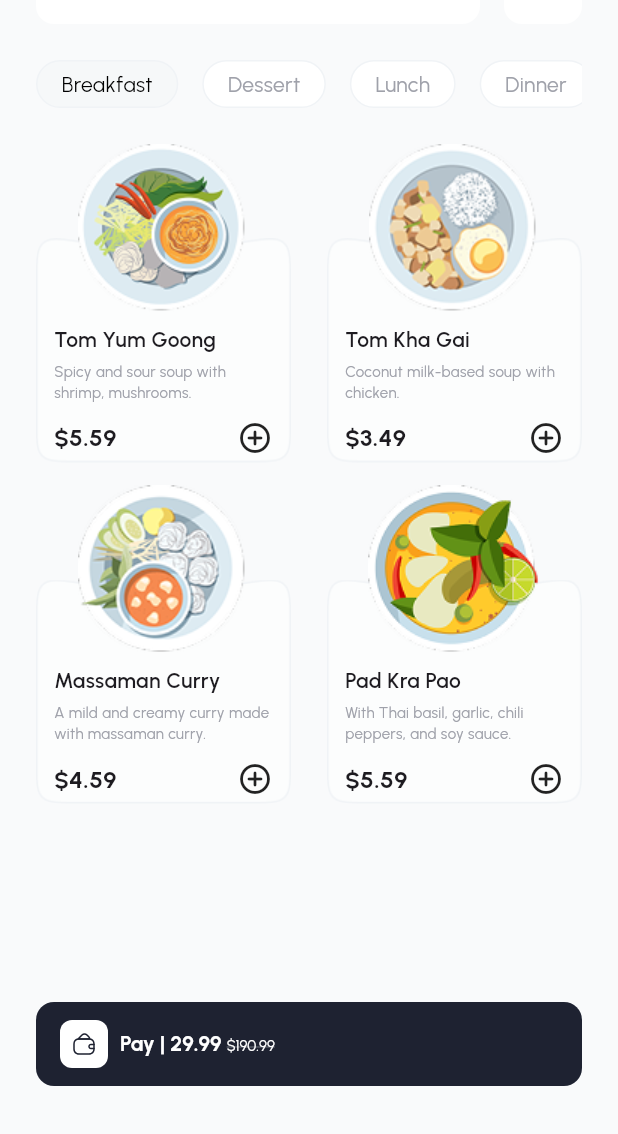
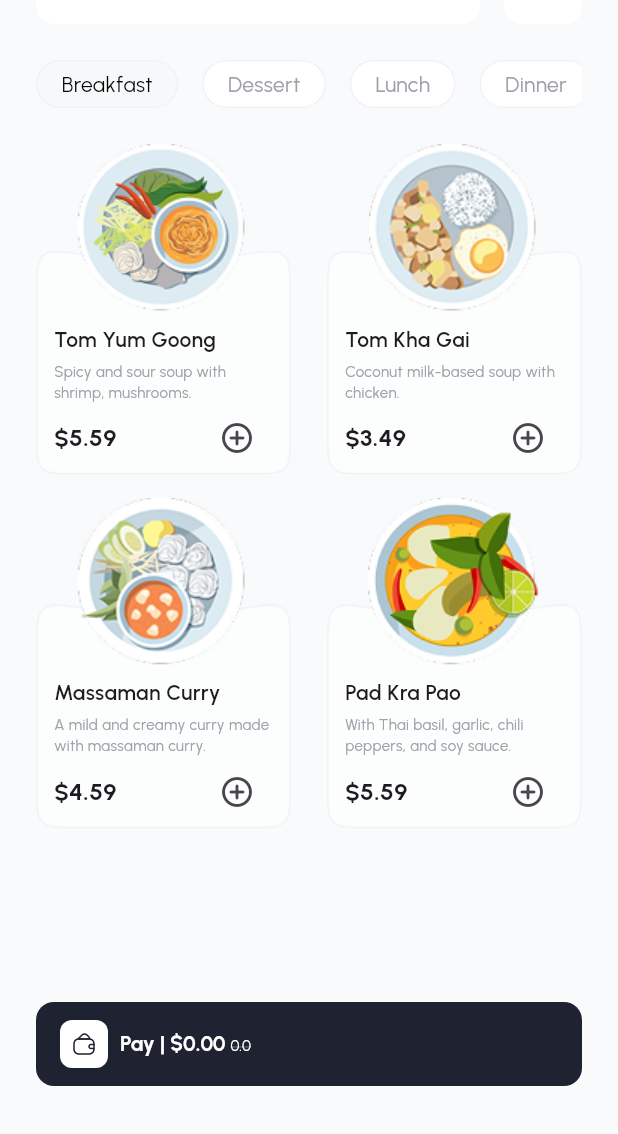
Before and after one commit to SherazAli-67/food-delivery-ui, a Flutter app: the FoodsByCategoryPage screen opened by its route, on a phone screen of 412 x 824 dp, the part 102-1236 px from its top. Run offline on Flutter 3.47's test engine with Material 3 defaults, Android fonts, the phone set to English and light mode, and no system bars; our stand-ins replace flutter_svg, go_router.

Commit message:
Food Delivery App - Development
1. Food by categories UI Completed

```diff
--- /dev/null
+++ b/lib/core/models/cart_item_model.dart
@@ -0,0 +1,23 @@
+import 'package:food_delivery_ui/core/models/meal_model.dart';
+
+class CartItemModel {
+  final String id;
+  final MealModel meal;
+  final int quantity;
+  CartItemModel({required this.id, required this.meal, required this.quantity});
+
+
+
+  CartItemModel copyWith({
+    String? id,
+    int? quantity,
+  }) {
+
+    return CartItemModel(
+      id: id ?? this.id,
+      meal: meal,
+      quantity: quantity ?? this.quantity,
+    );
+
+  }
+}
--- a/lib/presentation/screens/foods_by_category_page.dart
+++ b/lib/presentation/screens/foods_by_category_page.dart
@@ -1,8 +1,9 @@
-import 'dart:ui';
 import 'package:flutter/material.dart';
 import 'package:flutter_svg/svg.dart';
 import 'package:food_delivery_ui/constants/string_const.dart';
 import 'package:food_delivery_ui/core/models/meal_model.dart';
+import 'package:food_delivery_ui/providers/cart_provider.dart';
+import 'package:provider/provider.dart';
 import '../../core/app_colors.dart';
 import '../../core/app_data.dart';
 import '../../core/app_icons.dart';
@@ -14,6 +15,11 @@ class FoodsByCategoryPage extends StatelessWidget{
 
   @override
   Widget build(BuildContext context) {
+    return ChangeNotifierProvider(
+      create: (_) => CartProvider(),
+      builder: (_, child) {
+        return Consumer<CartProvider>(
+          builder: (_, provider, _) {
             return Scaffold(
               body: SafeArea(child: Padding(
                 padding: .symmetric(horizontal: 24, vertical: 32),
@@ -58,7 +64,7 @@ class FoodsByCategoryPage extends StatelessWidget{
                           ),
                           Expanded(child: GridView.builder(
                               itemCount: AppData.meals.length,
-                      gridDelegate: SliverGridDelegateWithFixedCrossAxisCount(crossAxisCount: 2, mainAxisSpacing: 15, crossAxisSpacing: 24, childAspectRatio: 0.8), itemBuilder: (ctx, index){
+                              gridDelegate: SliverGridDelegateWithFixedCrossAxisCount(crossAxisCount: 2, mainAxisSpacing: 15, crossAxisSpacing: 24, childAspectRatio: 0.77), itemBuilder: (ctx, index){
                             MealModel meal = AppData.meals[index];
                             return Stack(
                               alignment: .center,
@@ -68,7 +74,6 @@ class FoodsByCategoryPage extends StatelessWidget{
                                   padding: .only(left: 12, right: 12, top: 120),
                                   child: Column(
                                     crossAxisAlignment: .start,
-                            spacing: 12,
                                     children: [
                                       Column(
                                         crossAxisAlignment: .start,
@@ -81,7 +86,7 @@ class FoodsByCategoryPage extends StatelessWidget{
                                       Row(
                                         children: [
                                           Expanded(child: Text('\$${meal.price}', style: AppTextStyles.regularTextStyle.copyWith(fontWeight: .bold, fontSize: 16),)),
-                                  Icon(Icons.add_circle_outline_rounded)
+                                          IconButton(onPressed: ()=> provider.addItemToCart(meal), icon: provider.alreadyInCart(meal) ? Icon(Icons.check_circle_outline_rounded, color: Colors.green,) :  Icon(Icons.add_circle_outline_rounded) )
                                         ],
                                       )
                                     ],
@@ -118,11 +123,11 @@ class FoodsByCategoryPage extends StatelessWidget{
                                     child: SvgPicture.asset(AppIcons.icWallet)
                                 ),
                                 RichText(text: TextSpan(
-                            text: "Pay | 29.99 ",
+                                    text: "Pay | ${provider.getTotalPrice()} ",
                                     style: AppTextStyles.regularTextStyle.copyWith(fontWeight: .bold, fontSize: 14, fontFamily: StringConst.appFontFamily),
                                     children: [
                                       TextSpan(
-                                  text: '\$190.99',
+                                          text: '${provider.getTotalPriceDouble()}',
                                           style: AppTextStyles.regularTextStyle.copyWith(fontSize: 10, fontWeight: .w400, fontFamily: StringConst.appFontFamily, decoration: .lineThrough)
                                       )
                                     ]
@@ -132,11 +137,11 @@ class FoodsByCategoryPage extends StatelessWidget{
                             Expanded(
                               child: Stack(
                                   alignment: .topRight,
-                          children: List.generate(cartProvider.cartItems.length, (index){
-                            String cartItem = cartProvider.cartItems[index].product.image;
-                            return index == 0 ? _buildCartItemWidget(cartItem: cartItem) :  Positioned(
-                              right: index * 30,
-                              child: _buildCartItemWidget(cartItem: AppIcons.palmBlissPlant),);
+                                  children: List.generate(provider.cartItems.length, (index){
+                                    String cartItem = provider.cartItems[index].meal.image;
+                                    return index == 0 ? Image.asset(cartItem, height: 40, width: 26,) :  Positioned(
+                                      right: index * 15,
+                                      child: Image.asset(cartItem, height: 40, width: 26,),);
                                   })
                               ),
                             ),
@@ -149,4 +154,8 @@ class FoodsByCategoryPage extends StatelessWidget{
               )),
             );
           }
+        );
       }
+    );
+  }
+}
--- /dev/null
+++ b/lib/providers/cart_provider.dart
@@ -0,0 +1,82 @@
+import 'package:flutter/material.dart';
+import 'package:food_delivery_ui/core/models/meal_model.dart';
+
+import '../core/models/cart_item_model.dart';
+
+class CartProvider extends ChangeNotifier{
+  List<CartItemModel> cartItems = [];
+
+  List<String> get _cartMealItemIds => cartItems.map((cartItem) => cartItem.meal.id).toList();
+
+  CartItemModel? _getCartItemByProductID(String id){
+    for (var cartItem in cartItems) {
+      if(cartItem.meal.id == id){
+        return cartItem;
+      }
+    }
+    return null;
+  }
+
+  void addItemToCart(MealModel meal){
+    if(_cartMealItemIds.contains(meal.id)){
+      int index = cartItems.indexWhere((cartItem) => cartItem.meal.id == meal.id);
+      CartItemModel cartItem = cartItems[index];
+      final updatedCartItem  = cartItem.copyWith(quantity: cartItem.quantity+1);
+      cartItems[index] = updatedCartItem;
+    }else{
+      cartItems.add(CartItemModel(id: DateTime.now().toIso8601String(), meal: meal, quantity: 1));
+    }
+    notifyListeners();
+  }
+
+  String getTotalPrice(){
+   double total = 0;
+   for (var item in cartItems) {
+     total += item.quantity * item.meal.price;
+   }
+   return '\$${total.toStringAsFixed(2)}';
+  }
+
+  double getTotalPriceDouble(){
+    double total = 0;
+    for (var item in cartItems) {
+      total += item.quantity * item.meal.price;
+    }
+    return total.ceilToDouble();
+  }
+  void onDecreaseQuantityTap({required String mealID}){
+    CartItemModel? cartItem = _getCartItemByProductID(mealID);
+    if(cartItem != null){
+      if(cartItem.quantity == 1){
+        return;
+      }
+      int index = cartItems.indexWhere((item)=> item.id == cartItem.id);
+      CartItemModel updatedCartItem = cartItem.copyWith(quantity: cartItem.quantity-1);
+      cartItems[index] = updatedCartItem;
+      notifyListeners();
+    }
+  }
+
+  int getCartItemQuantityByPlanID(String id) {
+    if(_cartMealItemIds.contains(id)){
+      CartItemModel cartItem = _getCartItemByProductID(id)!;
+      return cartItem.quantity;
+      // return cartItem.quantity < 10 ? '0${cartItem.quantity}' : cartItem.quantity.toString();
+    }else{
+      return 0;
+    }
+  }
+
+  String getFormattedCartItemQuantityByPlanID(String id) {
+    if(_cartMealItemIds.contains(id)){
+      CartItemModel cartItem = _getCartItemByProductID(id)!;
+      return cartItem.quantity < 10 ? '0${cartItem.quantity}' : cartItem.quantity.toString();
+    }else{
+      return '00';
+    }
+  }
+
+  bool alreadyInCart(MealModel meal){
+    return _cartMealItemIds.contains(meal.id);
+  }
+}
--- a/pubspec.yaml
+++ b/pubspec.yaml
@@ -36,6 +36,7 @@ dependencies:
   cupertino_icons: ^1.0.8
   go_router: ^17.5.0
   flutter_svg: ^2.3.0
+  provider: ^6.1.5+1
 
 dev_dependencies:
   flutter_test:
```
Also changed, not shown: pubspec.lock. Lines whose indentation alone changed are shown as unchanged.
